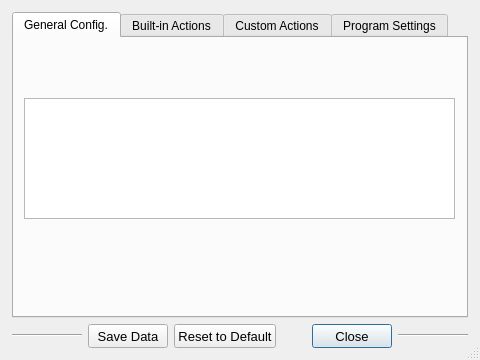
Old version of the form setupwindow.ui in the repository OlyCow/draw-auton.
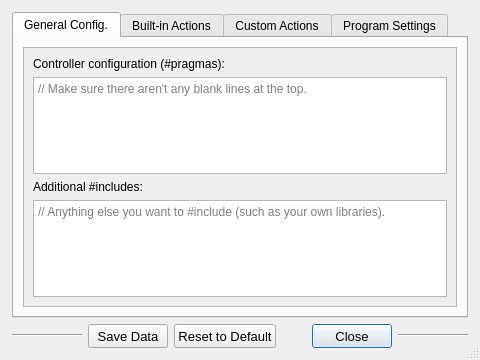
New version of the form. Icons and pictures are not drawn.

Commit message: Tentative layout (for first setup page

Diff of the .ui file:
```diff
--- a/setupwindow.ui
+++ b/setupwindow.ui
@@ -45,16 +45,61 @@
       <attribute name="toolTip">
        <string>General #pragma configs and #includes.</string>
       </attribute>
-      <widget class="QPlainTextEdit" name="plainTextEdit">
-       <property name="geometry">
-        <rect>
-         <x>10</x>
-         <y>60</y>
-         <width>431</width>
-         <height>121</height>
-        </rect>
-       </property>
-      </widget>
+      <layout class="QVBoxLayout" name="verticalLayout_2">
+       <item>
+        <widget class="QScrollArea" name="scrollArea">
+         <property name="widgetResizable">
+          <bool>true</bool>
+         </property>
+         <widget class="QWidget" name="scrollAreaWidgetContents">
+          <property name="geometry">
+           <rect>
+            <x>0</x>
+            <y>0</y>
+            <width>430</width>
+            <height>258</height>
+           </rect>
+          </property>
+          <layout class="QVBoxLayout" name="verticalLayout">
+           <item>
+            <widget class="QLabel" name="label">
+             <property name="text">
+              <string>Controller configuration (#pragmas):</string>
+             </property>
+            </widget>
+           </item>
+           <item>
+            <widget class="QPlainTextEdit" name="plainTextEdit">
+             <property name="lineWrapMode">
+              <enum>QPlainTextEdit::NoWrap</enum>
+             </property>
+             <property name="tabStopWidth">
+              <number>40</number>
+             </property>
+             <property name="placeholderText">
+              <string>// Make sure there aren't any blank lines at the top.</string>
+             </property>
+            </widget>
+           </item>
+           <item>
+            <widget class="QLabel" name="label_2">
+             <property name="text">
+              <string>Additional #includes:</string>
+             </property>
+            </widget>
+           </item>
+           <item>
+            <widget class="QPlainTextEdit" name="plainTextEdit_2">
+             <property name="placeholderText">
+              <string>// Anything else you want to #include (such as your own libraries).</string>
+             </property>
+            </widget>
+           </item>
+          </layout>
+         </widget>
+        </widget>
+       </item>
+      </layout>
      </widget>
      <widget class="QWidget" name="tab_2">
       <attribute name="title">
```
